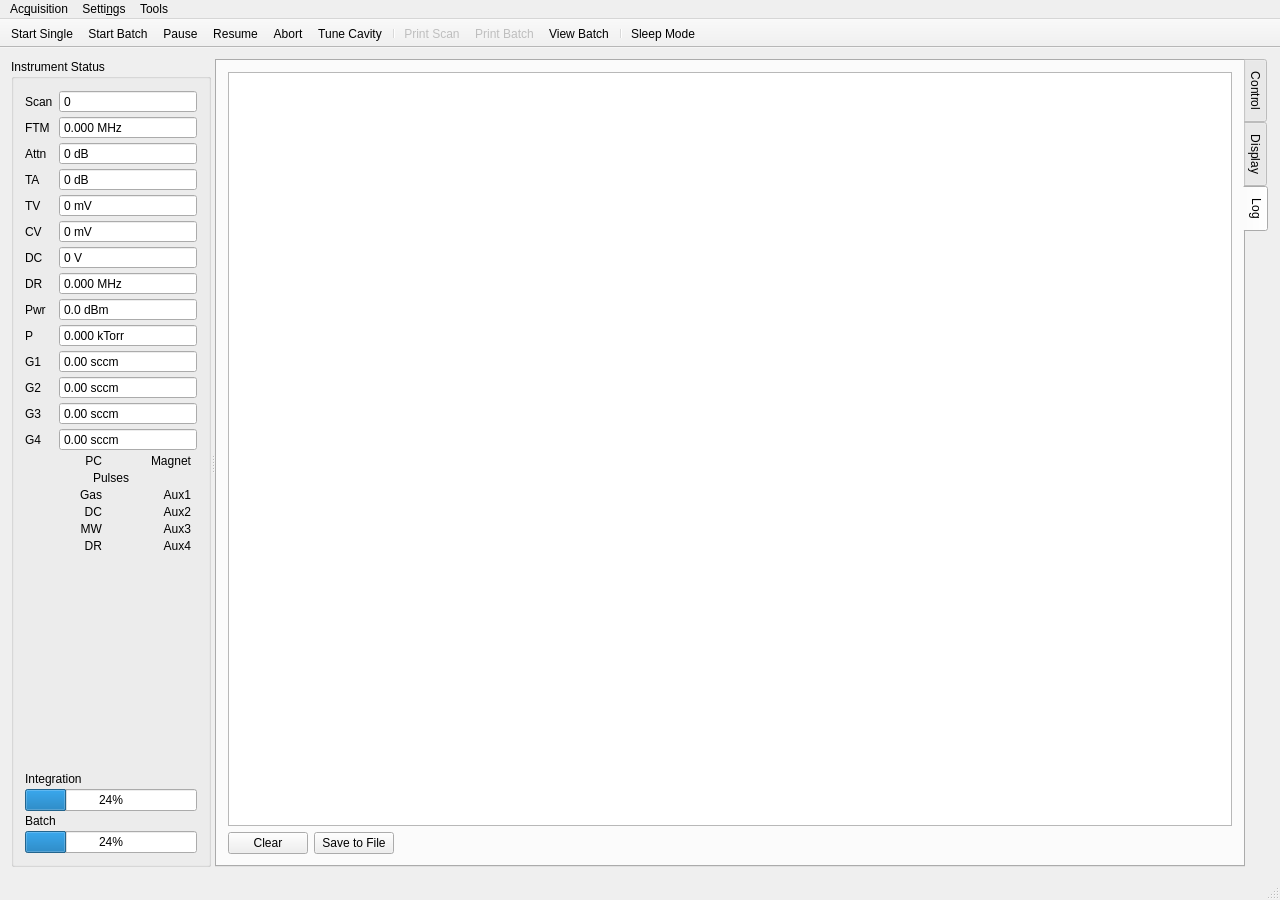
Before: the Qt Designer form mainwindow.ui in kncrabtree/qtftm, drawn with Qt 5.
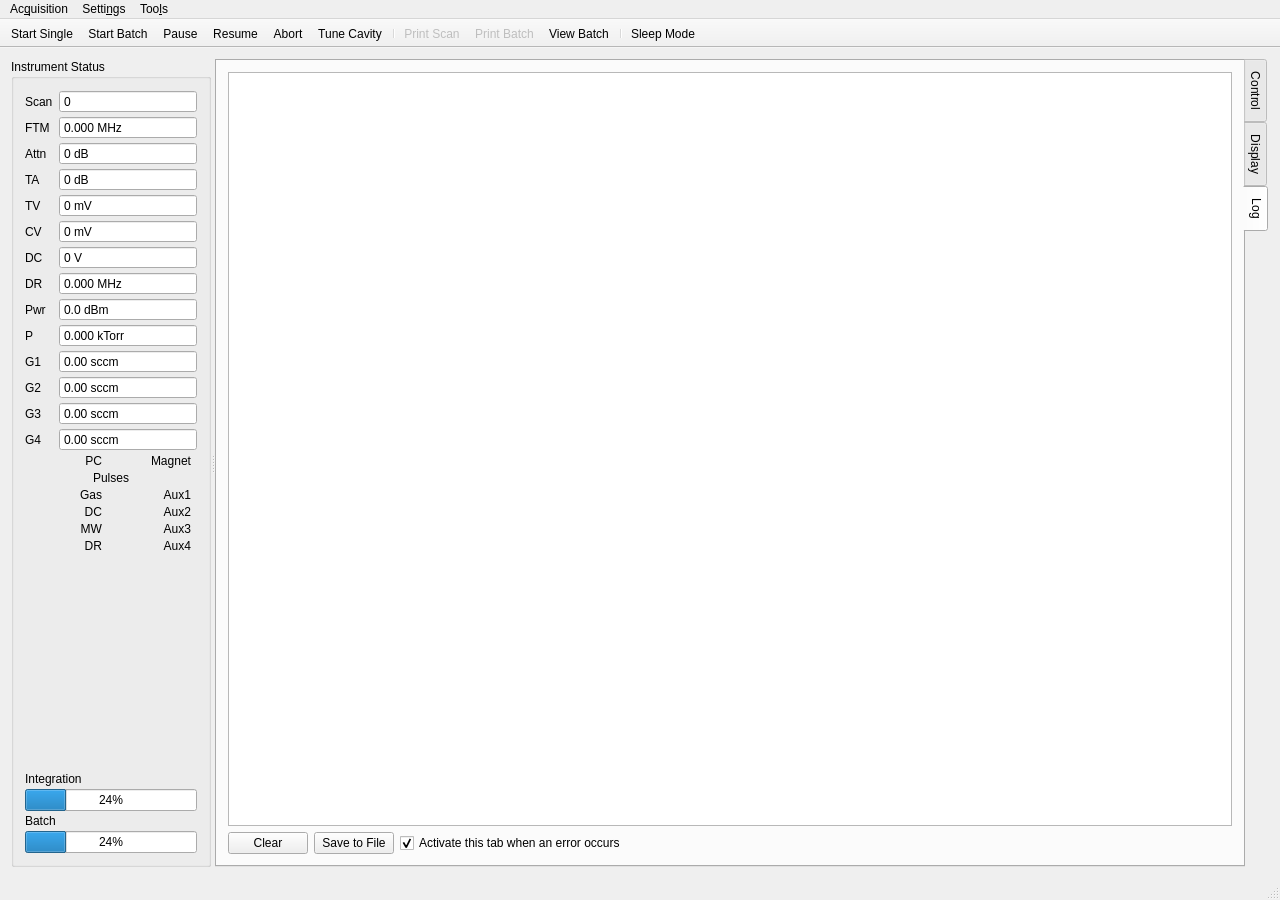
After: the same form once the commit is applied. The open tabs and pages were chosen to show the change. Icons and pictures are not drawn. Custom widgets are drawn as their Qt base class.

Commit message: Add option to activate log tab on error

Diff of the .ui file:
```diff
--- a/mainwindow.ui
+++ b/mainwindow.ui
@@ -1439,6 +1439,16 @@
              </property>
             </widget>
            </item>
+           <item>
+            <widget class="QCheckBox" name="activateLogOnErrorBox">
+             <property name="text">
+              <string>Activate this tab when an error occurs</string>
+             </property>
+             <property name="checked">
+              <bool>true</bool>
+             </property>
+            </widget>
+           </item>
            <item>
             <spacer name="horizontalSpacer">
              <property name="orientation">
@@ -1467,7 +1477,7 @@
      <x>0</x>
      <y>0</y>
      <width>1280</width>
-     <height>18</height>
+     <height>27</height>
     </rect>
    </property>
    <widget class="QMenu" name="menuAcquisition">
@@ -1520,7 +1530,7 @@
    </widget>
    <widget class="QMenu" name="menuTools">
     <property name="title">
-     <string>Tools</string>
+     <string>Too&amp;ls</string>
     </property>
     <addaction name="actionSleep_Mode"/>
     <addaction name="actionDelayed_Sleep"/>
```
Left out of the diff: 4 changed lines with no effect on the pictures. The commit also changes 2 other files.
